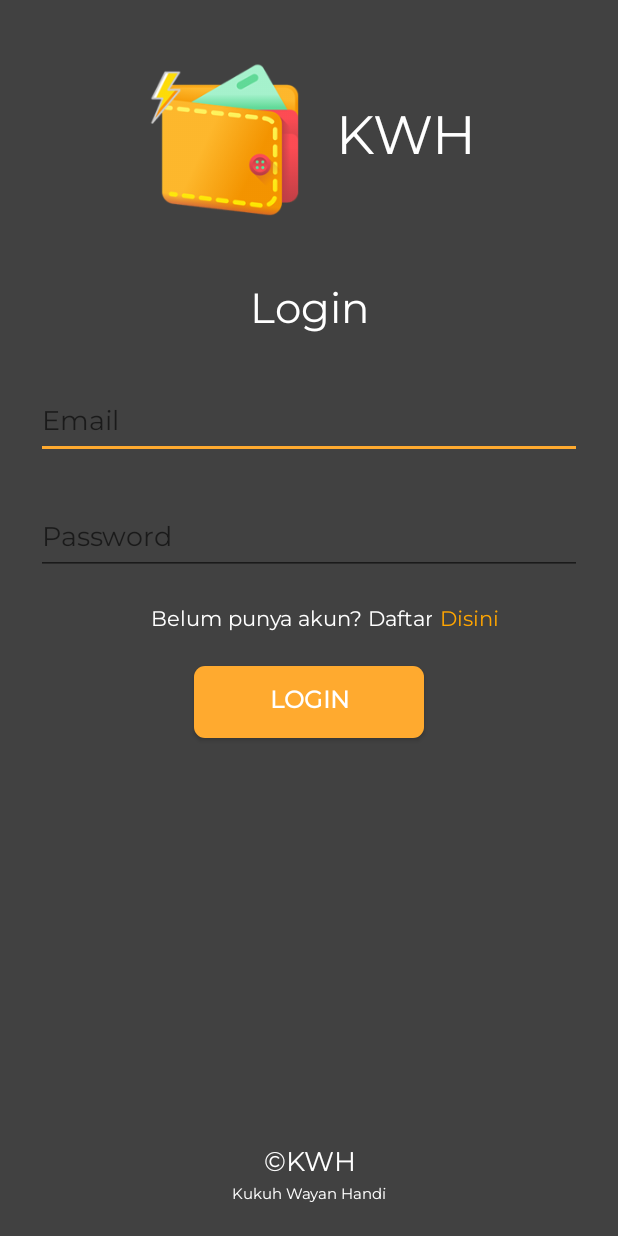
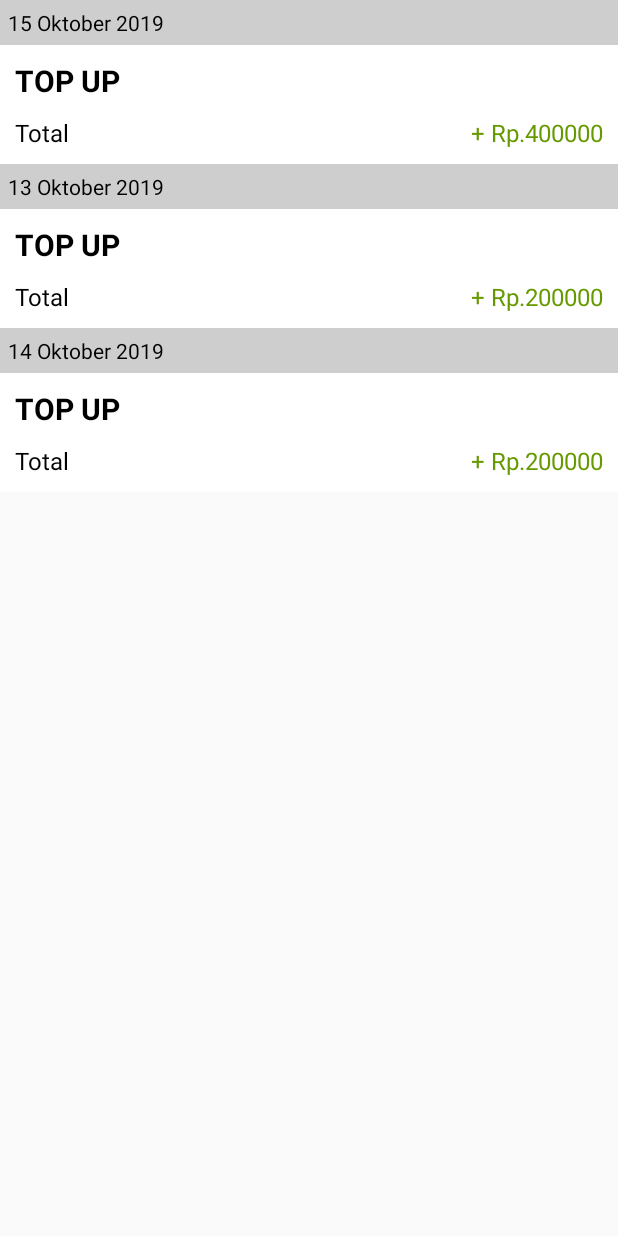
Before and after one commit to wayanedi/KWH-wallet, an Android app: the screen it shows after launch (Login before the commit, HistoryViewActivity after it), on a phone screen of 412 x 824 dp. Run offline under Robolectric (Android 15) with nearby library versions, the phone set to English and light mode, and no system bars.

Commit message:
Adding recycle view history

```diff
--- a/KWHWallet/app/src/main/AndroidManifest.xml
+++ b/KWHWallet/app/src/main/AndroidManifest.xml
@@ -39,5 +39,9 @@
             android:configChanges="orientation|screenSize|smallestScreenSize|density|screenLayout"
             android:resizeableActivity="true">
         </activity>
+        <activity android:name=".controller.HistoryViewActivity"
+            android:configChanges="orientation|screenSize|smallestScreenSize|density|screenLayout"
+            android:resizeableActivity="true">
+        </activity>
     </application>
 </manifest>
--- a/KWHWallet/app/src/main/java/com/example/kwh_wallet/MainActivity.java
+++ b/KWHWallet/app/src/main/java/com/example/kwh_wallet/MainActivity.java
@@ -7,6 +7,7 @@ import android.view.Window;
 
 import androidx.appcompat.app.AppCompatActivity;
 
+import com.example.kwh_wallet.controller.HistoryViewActivity;
 import com.example.kwh_wallet.controller.Login;
 import com.example.kwh_wallet.controller.MenuActivity;
 
@@ -23,7 +24,7 @@ public class MainActivity extends AppCompatActivity {
             public void run() {
 
                 //setelah loading maka akan langsung berpindah ke login activity
-                Intent home=new Intent(MainActivity.this, Login.class);
+                Intent home=new Intent(MainActivity.this, HistoryViewActivity.class);
                 startActivity(home);
                 finish();
 
--- /dev/null
+++ b/KWHWallet/app/src/main/java/com/example/kwh_wallet/controller/HistoryAdapter.java
@@ -0,0 +1,55 @@
+package com.example.kwh_wallet.controller;
+
+import android.view.LayoutInflater;
+import android.view.View;
+import android.view.ViewGroup;
+import android.widget.TextView;
+
+import androidx.annotation.NonNull;
+import androidx.recyclerview.widget.RecyclerView;
+
+import com.example.kwh_wallet.R;
+import com.example.kwh_wallet.model.History;
+
+import java.util.List;
+
+public class HistoryAdapter extends RecyclerView.Adapter<HistoryAdapter.ViewHolder> {
+    private List<History> historyList;
+    public HistoryAdapter(List<History> inputData){
+        this.historyList=inputData;
+        System.out.println("==========================================" + historyList.size());
+    }
+
+    @Override
+    public ViewHolder onCreateViewHolder(ViewGroup parent, int viewType) {
+        View v = LayoutInflater.from(parent.getContext()).inflate(R.layout.history_view_item, parent, false);
+        ViewHolder vh = new ViewHolder(v);
+        return vh;
+    }
+
+    @Override
+    public void onBindViewHolder(ViewHolder holder, int position) {
+        holder.tanggal.setText(historyList.get(position).getTanggal());
+        System.out.println("=========================================================");
+        System.out.println(historyList.get(position).getTanggal());
+        holder.total.setText("+ Rp." + historyList.get(position).getJumlah());
+        System.out.println(historyList.get(position).getTanggal());
+    }
+
+    @Override
+    public int getItemCount() {
+        return historyList.size();
+    }
+
+
+    public class ViewHolder extends RecyclerView.ViewHolder {
+
+        public TextView tanggal;
+        public TextView total;
+        public ViewHolder(View v) {
+            super(v);
+            tanggal = v.findViewById(R.id.tanggal);
+            total = v.findViewById(R.id.total2);
+        }
+    }
+}
--- /dev/null
+++ b/KWHWallet/app/src/main/java/com/example/kwh_wallet/controller/HistoryViewActivity.java
@@ -0,0 +1,46 @@
+package com.example.kwh_wallet.controller;
+
+import android.app.Activity;
+import android.os.Bundle;
+
+import androidx.recyclerview.widget.LinearLayoutManager;
+import androidx.recyclerview.widget.RecyclerView;
+
+import com.example.kwh_wallet.R;
+import com.example.kwh_wallet.model.History;
+
+import java.util.ArrayList;
+import java.util.Arrays;
+import java.util.List;
+
+public class HistoryViewActivity extends Activity {
+    private RecyclerView recyclerView ;
+    private RecyclerView.Adapter adapter;
+    private RecyclerView.LayoutManager layoutManager;
+    private List<History> listHistory;
+
+    @Override
+    protected void onCreate(Bundle savedInstanceState) {
+        super.onCreate(savedInstanceState);
+        setContentView(R.layout.history_view);
+        initDataset();
+
+        recyclerView = (RecyclerView) findViewById(R.id.recycle_view_history);
+        recyclerView.setHasFixedSize(true);
+
+        layoutManager = new LinearLayoutManager(this);
+        recyclerView.setLayoutManager(layoutManager);
+
+        adapter = new HistoryAdapter(listHistory);
+        System.out.println("=============================ada===========================");
+        recyclerView.setAdapter(adapter);
+    }
+
+    private void initDataset(){
+        listHistory = new ArrayList<History>(Arrays.asList(
+                new History("15 Oktober 2019", "400000"),
+                new History("13 Oktober 2019", "200000"),
+                new History("14 Oktober 2019", "200000")
+        ));
+    }
+}
--- /dev/null
+++ b/KWHWallet/app/src/main/java/com/example/kwh_wallet/model/History.java
@@ -0,0 +1,26 @@
+package com.example.kwh_wallet.model;
+
+public class History {
+    private String tanggal;
+    private String jumlah;
+
+    public History(String tanggal,String jumlah){
+        setTanggal(tanggal);
+        setJumlah(jumlah);
+    }
+    public String getTanggal() {
+        return tanggal;
+    }
+
+    public void setTanggal(String tanggal) {
+        this.tanggal = tanggal;
+    }
+
+    public String getJumlah() {
+        return jumlah;
+    }
+
+    public void setJumlah(String jumlah) {
+        this.jumlah = jumlah;
+    }
+}
--- /dev/null
+++ b/KWHWallet/app/src/main/res/layout/history_view.xml
@@ -0,0 +1,7 @@
+<?xml version="1.0" encoding="utf-8"?>
+<androidx.recyclerview.widget.RecyclerView
+    android:id="@+id/recycle_view_history"
+    xmlns:android="http://schemas.android.com/apk/res/android" android:layout_width="match_parent"
+    android:layout_height="match_parent">
+
+</androidx.recyclerview.widget.RecyclerView>
--- /dev/null
+++ b/KWHWallet/app/src/main/res/layout/history_view_item.xml
@@ -0,0 +1,65 @@
+<?xml version="1.0" encoding="utf-8"?>
+<RelativeLayout xmlns:android="http://schemas.android.com/apk/res/android"
+    android:layout_width="fill_parent"
+    android:layout_height="wrap_content"
+    android:background="@color/colorGray">
+
+    <TextView
+        android:id="@+id/tanggal"
+        android:layout_width="fill_parent"
+        android:layout_height="wrap_content"
+        android:layout_alignWithParentIfMissing="true"
+        android:layout_alignParentTop="true"
+        android:layout_alignParentRight="true"
+        android:gravity="center_vertical"
+        android:padding="5dp"
+        android:text="12 Oktober 2019"
+        android:textColor="@android:color/black"
+        android:textSize="14dp" />
+
+
+    <RelativeLayout
+        android:layout_width="match_parent"
+        android:layout_height="wrap_content"
+        android:layout_below="@+id/tanggal"
+        android:background="@color/colorWhite"
+        android:padding="10dp">
+
+        <TextView
+            android:id="@+id/status"
+            android:layout_width="fill_parent"
+            android:layout_height="wrap_content"
+            android:ellipsize="marquee"
+            android:singleLine="true"
+            android:text="TOP UP"
+            android:textColor="@android:color/black"
+            android:textSize="20dp"
+            android:textStyle="bold" />
+
+        <TextView
+            android:id="@+id/total"
+            android:layout_width="wrap_content"
+            android:layout_height="wrap_content"
+            android:layout_below="@+id/status"
+            android:layout_marginTop="10dp"
+            android:ellipsize="marquee"
+            android:singleLine="true"
+            android:text="Total"
+            android:textColor="@android:color/black"
+            android:textSize="16dp" />
+
+        <TextView
+            android:id="@+id/total2"
+            android:layout_width="wrap_content"
+            android:layout_height="wrap_content"
+            android:layout_below="@+id/status"
+            android:layout_alignParentRight="true"
+            android:layout_marginTop="10dp"
+            android:ellipsize="marquee"
+            android:singleLine="true"
+            android:text="+ Rp 200.000"
+            android:textColor="@android:color/holo_green_dark"
+            android:textSize="16dp" />
+    </RelativeLayout>
+
+</RelativeLayout>
```
